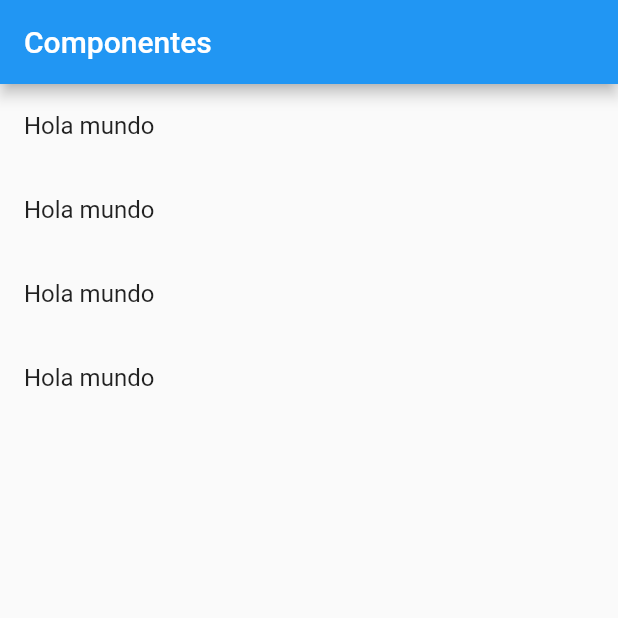
After one commit to evergara/flutter_componentes_app, a Flutter app: the screen it shows after launch, on a phone screen of 412 x 824 dp, the top half of it. The commit adds this screen. Run offline on Flutter 3.47's test engine with Material 2 defaults, Android fonts, the phone set to English and light mode, and no system bars.

Commit message:
Se organiza el proyecto con la pagina HomepAge que se va a usar para el resto de la App

```diff
--- a/lib/main.dart
+++ b/lib/main.dart
@@ -1,5 +1,6 @@
 import 'package:flutter/material.dart';
-import 'package:componentes_app/src/page/homepage_temp.dart';
+
+import 'package:componentes_app/src/page/home_page.dart';
 
 void main() => runApp(MyApp());
 
@@ -8,7 +9,7 @@ class MyApp extends StatelessWidget {
   Widget build(BuildContext context) {
     return MaterialApp(
       debugShowCheckedModeBanner: false,
-      home: HomePageTemp()
+      home: HomePage()
     );
   }
 }
--- /dev/null
+++ b/lib/src/page/home_page.dart
@@ -0,0 +1,30 @@
+import 'package:flutter/material.dart';
+
+class HomePage extends StatelessWidget {
+  const HomePage({Key? key}) : super(key: key);
+
+  @override
+  Widget build(BuildContext context) {
+    return Scaffold(
+      appBar: AppBar(
+        title: Text('Componentes'),
+      ),
+      body: _listWidget(),
+    );
+  }
+
+  Widget _listWidget() {
+    return ListView(
+      children: ListItemListView()
+    );
+  }
+
+  List<Widget> ListItemListView() {
+    return[
+      ListTile(title: Text('Hola mundo')),
+      ListTile(title: Text('Hola mundo')),
+      ListTile(title: Text('Hola mundo')),
+      ListTile(title: Text('Hola mundo')),
+    ];
+  }
+}
```
